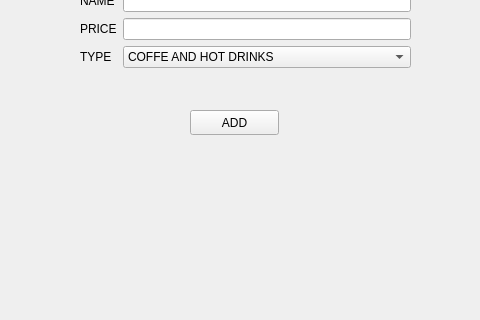
Old version of the form src/unesiartikle.ui in the repository stemil01/expresso; both pictures show x 170 to 650 and y 110 to 430 of the 832 by 523 pixel window.
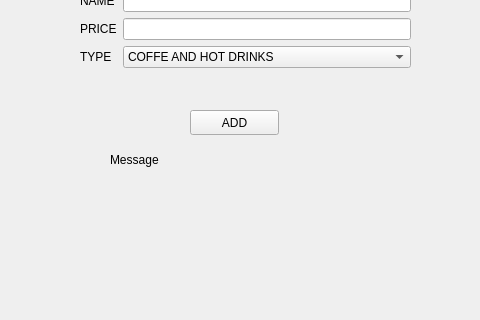
New version of the form.

The edit to the form file:
```diff
--- a/src/unesiartikle.ui
+++ b/src/unesiartikle.ui
@@ -112,6 +112,19 @@
     <string>ADD</string>
    </property>
   </widget>
+  <widget class="QLabel" name="label_2">
+   <property name="geometry">
+    <rect>
+     <x>280</x>
+     <y>260</y>
+     <width>261</width>
+     <height>20</height>
+    </rect>
+   </property>
+   <property name="text">
+    <string>Message</string>
+   </property>
+  </widget>
  </widget>
  <resources/>
  <connections/>
```
